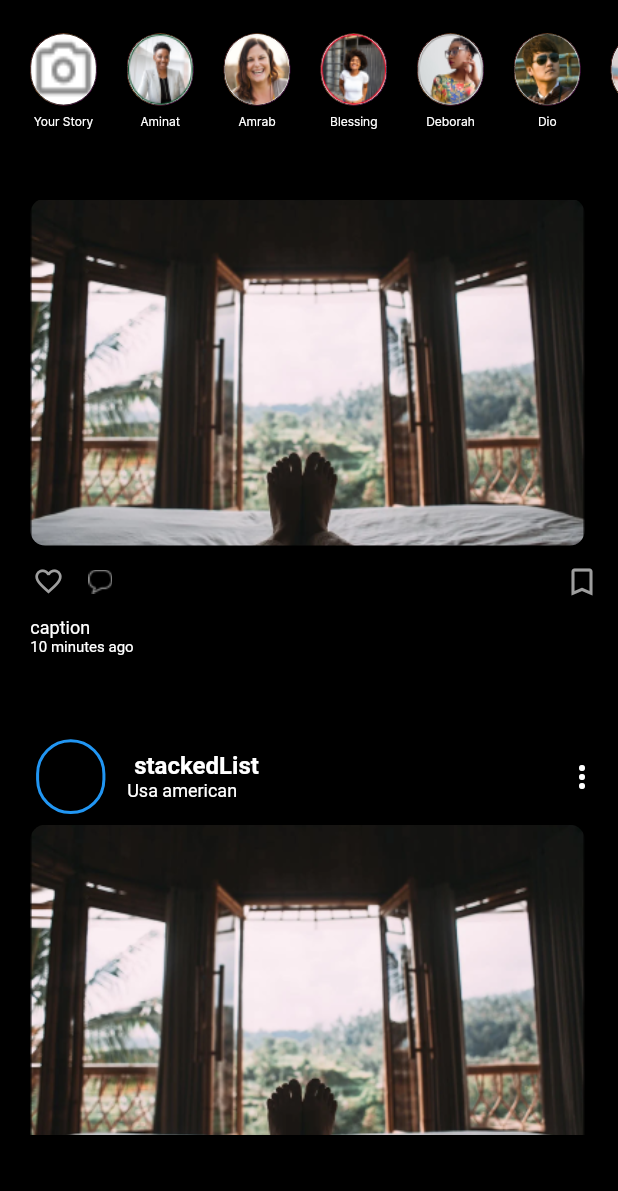
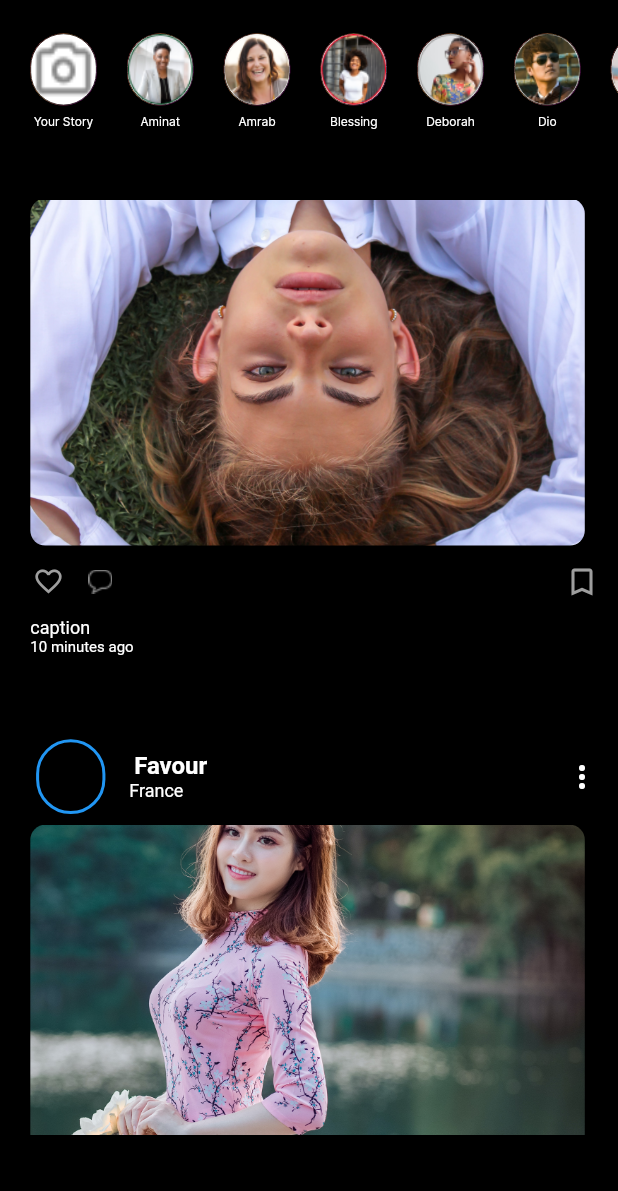
Before and after one commit to Spade-Social-Org/spade_v3_wk, a Flutter app: the screen it shows after launch, scrolled down 1728 dp, on a phone screen of 412 x 824 dp, the part 45-1236 px from its top. Run offline on Flutter 3.47's test engine with Material 2 defaults, Android fonts, the phone set to English and light mode, and no system bars; drawn by our look-alikes of like_button; our stand-ins replace flutter_svg, story_view, swipe_to, table_calendar.

Commit message:
updated post images and added animated bar widget.

```diff
--- a/lib/Data/mock_data/mock.dart
+++ b/lib/Data/mock_data/mock.dart
@@ -5,7 +5,7 @@ import '../Models/post.dart';
 import '../Models/story.dart';
 import '../Models/user_model.dart';
 
-User currentUser = User('id', 'stackedList', 'assets/images/Image 40.png');
+User currentUser = User('id', 'Favour', 'assets/images/Image 40.png');
 
 final List<Story> stories = [
   Story("id", currentUser, "assets/images/Rectangle 3302 (1).png", ),
@@ -29,7 +29,7 @@ final List<Post> posts = [
     "800",
     true,
     false,
-    "assets/images/Rectangle 3302 (1).png",
+    "assets/images/imagess/da.jpg",
     "South Africa",
   ),
   Post(
@@ -41,8 +41,8 @@ final List<Post> posts = [
     "800",
     true,
     false,
-    "assets/images/Rectangle 3302 (1).png",
-    "Usa american",
+    "assets/images/imagess/daa.jpg",
+    "USA",
   ),
   Post(
     "id2",
@@ -53,8 +53,8 @@ final List<Post> posts = [
     "800",
     true,
     false,
-    "assets/images/Rectangle 3302 (1).png",
-    "Usa american",
+    "assets/images/imagess/dam.jpg",
+    "Portugal",
   ),
   Post(
     "id3",
@@ -65,7 +65,7 @@ final List<Post> posts = [
     "800",
     true,
     false,
-    "assets/images/Rectangle 3302 (1).png",
+    "assets/images/imagess/damm.jpg",
     "Cameroon",
   ),
   Post(
@@ -77,7 +77,7 @@ final List<Post> posts = [
     "800",
     true,
     false,
-    "assets/images/Rectangle 3302 (1).png",
+    "assets/images/imagess/damn.jpg",
     "Nigeria",
   ),
   Post(
@@ -89,8 +89,8 @@ final List<Post> posts = [
     "800",
     true,
     false,
-    "assets/images/Rectangle 3302 (1).png",
-    "Usa american",
+    "assets/images/imagess/dc.jpg",
+    "France",
   ),
   Post(
     "id6",
@@ -101,7 +101,115 @@ final List<Post> posts = [
     "800",
     true,
     false,
-    "assets/images/Rectangle 3302 (1).png",
-    "Usa american",
+    "assets/images/imagess/dd.jpg",
+    "Canada",
+  ),
+    Post(
+    "id7",
+    currentUser,
+    "title",
+    "caption",
+    "43 minutes ago",
+    "800",
+    true,
+    false,
+    "assets/images/imagess/ddd.jpg",
+    "Argentina",
+  ),
+   Post(
+    "id8",
+    currentUser,
+    "title",
+    "caption",
+    "51 minutes ago",
+    "800",
+    true,
+    false,
+    "assets/images/imagess/df.jpg",
+    "New York",
+  ),
+   Post(
+    "id9",
+    currentUser,
+    "title",
+    "caption",
+    "22 minutes ago",
+    "800",
+    true,
+    false,
+    "assets/images/imagess/dj.jpg",
+    "Nigeria",
+  ),
+    Post(
+    "id10",
+    currentUser,
+    "title",
+    "caption",
+    "20 minutes ago",
+    "800",
+    true,
+    false,
+    "assets/images/imagess/dk.jpg",
+    "Ghana",
+  ),
+    Post(
+    "id10",
+    currentUser,
+    "title",
+    "caption",
+    "37 minutes ago",
+    "800",
+    true,
+    false,
+    "assets/images/imagess/dk.jpg",
+    "Netherland",
+  ),
+    Post(
+    "id11",
+    currentUser,
+    "title",
+    "caption",
+    "7 minutes ago",
+    "800",
+    true,
+    false,
+    "assets/images/imagess/dl.jpg",
+    "Australia",
+  ),
+    Post(
+    "id12",
+    currentUser,
+    "title",
+    "caption",
+    "27 minutes ago",
+    "800",
+    true,
+    false,
+    "assets/images/imagess/dm.jpg",
+    "Kenya",
+  ),
+   Post(
+    "id13",
+    currentUser,
+    "title",
+    "caption",
+    "35 minutes ago",
+    "800",
+    true,
+    false,
+    "assets/images/imagess/ds.jpg",
+    "California",
+  ),
+   Post(
+    "id14",
+    currentUser,
+    "title",
+    "caption",
+    "3 minutes ago",
+    "800",
+    true,
+    false,
+    "assets/images/imagess/dx.jpg",
+    "Dubia",
   ),
 ];
--- /dev/null
+++ b/lib/Presentation/widgets/animated_bar/animated_bar.dart
@@ -0,0 +1,63 @@
+import 'package:flutter/material.dart';
+
+class AnimatedBar extends StatelessWidget {
+  final AnimationController animController;
+  final int position;
+  final int currentIndex;
+
+  const AnimatedBar({
+    required Key key,
+    required this.animController,
+    required this.position,
+    required this.currentIndex,
+  }) : super(key: key);
+
+  @override
+  Widget build(BuildContext context) {
+    return Flexible(
+      child: Padding(
+        padding: const EdgeInsets.symmetric(horizontal: 1.5),
+        child: LayoutBuilder(
+          builder: (context, constraints) {
+            return Stack(
+              children: <Widget>[
+                _buildContainer(
+                  double.infinity,
+                  position < currentIndex
+                      ? Colors.white
+                      : Colors.white.withOpacity(0.5),
+                ),
+                position == currentIndex
+                    ? AnimatedBuilder(
+                        animation: animController,
+                        builder: (context, child) {
+                          return _buildContainer(
+                            constraints.maxWidth * animController.value,
+                            Colors.white,
+                          );
+                        },
+                      )
+                    : const SizedBox.shrink(),
+              ],
+            );
+          },
+        ),
+      ),
+    );
+  }
+
+  Container _buildContainer(double width, Color color) {
+    return Container(
+      height: 5.0,
+      width: width,
+      decoration: BoxDecoration(
+        color: color,
+        border: Border.all(
+          color: Colors.black26,
+          width: 0.8,
+        ),
+        borderRadius: BorderRadius.circular(3.0),
+      ),
+    );
+  }
+}
```
